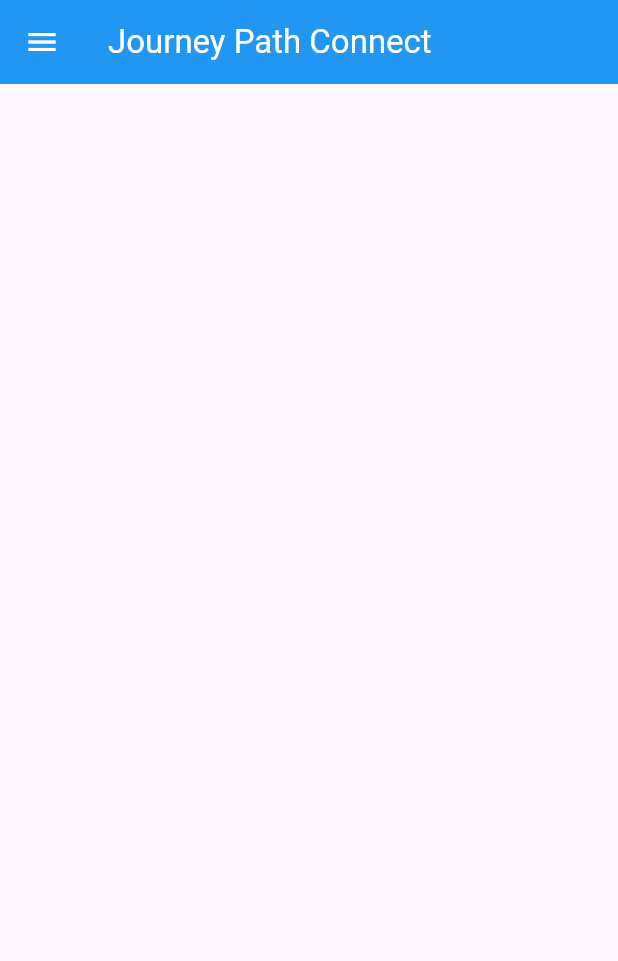
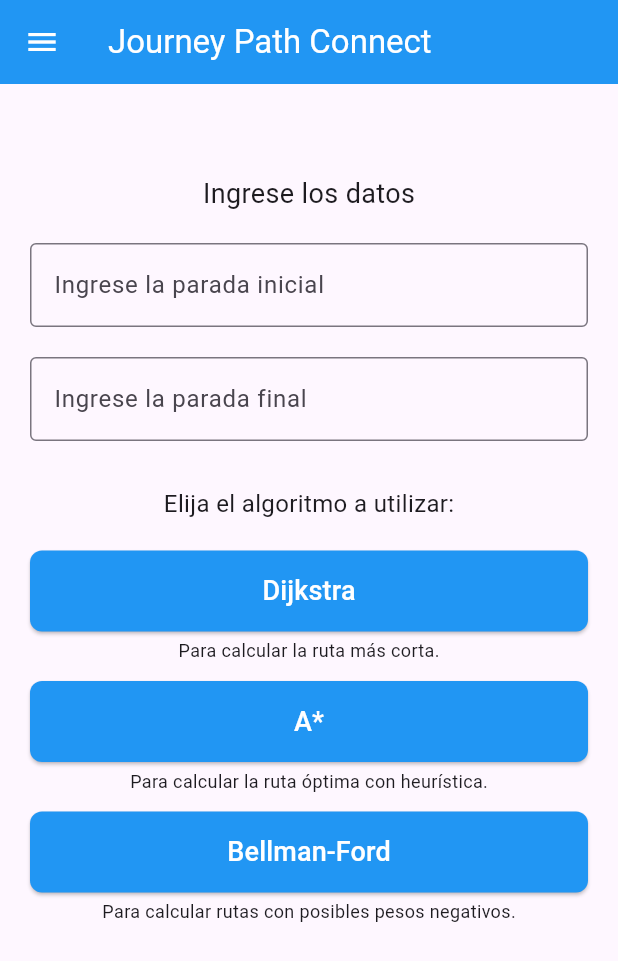
Before and after one commit to Journey-Path-Explorer-CA/frontend, a Flutter app: the Home screen opened by its route, on a phone screen of 412 x 824 dp. Shown: the top 961 px of the screen. Run offline on Flutter 3.47's test engine with Material 3 defaults, Android fonts, the phone set to English and light mode, and no system bars; our stand-ins replace flutter_map, latlong2; network calls fail.

Commit message:
feat: Dijkstra screen

```diff
--- a/lib/views/Home.dart
+++ b/lib/views/Home.dart
@@ -1,7 +1,24 @@
 import 'package:flutter/material.dart';
+import 'package:frontend/views/viewmodels/dijkstraviewmodel.dart';
+import 'package:provider/provider.dart';
 
-class Home extends StatelessWidget {
+class Home extends StatefulWidget {
   const Home({super.key});
+
+  @override
+  State<Home> createState() => _HomeState();
+}
+
+class _HomeState extends State<Home> {
+  final TextEditingController startController = TextEditingController();
+  final TextEditingController endController = TextEditingController();
+
+  @override
+  void dispose() {
+    startController.dispose();
+    endController.dispose();
+    super.dispose();
+  }
 
   @override
   Widget build(BuildContext context) {
@@ -11,50 +28,136 @@ class Home extends StatelessWidget {
         backgroundColor: Colors.blue,
         foregroundColor: Colors.white,
       ),
-
       drawer: Drawer(
         child: Column(
-
-          mainAxisAlignment: MainAxisAlignment.start,
           crossAxisAlignment: CrossAxisAlignment.start,
           children: [
-            SizedBox(height: 20),
-            Padding(
-              padding: const EdgeInsets.only(left: 16.0),
+            const SizedBox(height: 20),
+            const Padding(
+              padding: EdgeInsets.only(left: 16.0),
               child: Text('Menu', style: TextStyle(fontSize: 35, fontWeight: FontWeight.bold)),
             ),
-            SizedBox(height: 20),
+            const SizedBox(height: 20),
             MaterialButton(
               onPressed: () {},
-                child: Row(
-                  children: [
-                    Icon(Icons.home, size: 28),
-                    SizedBox(width: 10),
-                    Text('Home', style: TextStyle(fontSize: 25, fontWeight: FontWeight.bold)),
-                  ],
-                )
+              child: const Row(
+                children: [
+                  Icon(Icons.home, size: 28),
+                  SizedBox(width: 10),
+                  Text('Home', style: TextStyle(fontSize: 25, fontWeight: FontWeight.bold)),
+                ],
+              ),
             ),
-            SizedBox(height: 650),
-
-            Divider(thickness: 2),
-            SizedBox(height: 20),
+            const Spacer(),
+            const Divider(thickness: 2),
+            const SizedBox(height: 20),
             MaterialButton(
               onPressed: () {
                 Navigator.pushNamed(context, '/login');
               },
-              child: Row(
+              child: const Row(
                 children: [
                   Icon(Icons.logout, size: 28),
                   SizedBox(width: 10),
-                  Text('Cerrar Sesion', style: TextStyle(fontSize: 25, fontWeight: FontWeight.bold)),
+                  Text('Cerrar Sesión', style: TextStyle(fontSize: 25, fontWeight: FontWeight.bold)),
                 ],
               ),
+            ),
+            const SizedBox(height: 20),
+          ],
+        ),
+      ),
+      body: Padding(
+        padding: const EdgeInsets.all(20.0),
+        child: Column(
+          children: [
+            const SizedBox(height: 40),
+            const Text('Ingrese los datos', style: TextStyle(fontSize: 18)),
+            const SizedBox(height: 20),
+            TextField(
+              controller: startController,
+              decoration: const InputDecoration(
+                border: OutlineInputBorder(),
+                hintText: 'Ingrese la parada inicial',
+              ),
+            ),
+            const SizedBox(height: 20),
+            TextField(
+              controller: endController,
+              decoration: const InputDecoration(
+                border: OutlineInputBorder(),
+                hintText: 'Ingrese la parada final',
+              ),
+            ),
+            const SizedBox(height: 30),
+            const Text('Elija el algoritmo a utilizar:', style: TextStyle(fontSize: 16)),
+            const SizedBox(height: 20),
+            AlgorithmButton(
+              label: 'Dijkstra',
+              description: 'Para calcular la ruta más corta.',
+              onPressed: () {
+                final viewModel = Provider.of<DijkstraViewModel>(context, listen: false);
+                viewModel.start = startController.text;
+                viewModel.end = endController.text;
+
+                Navigator.pushNamed(context, '/dijkstra');
+              },
+            ),
+            AlgorithmButton(
+              label: 'A*',
+              description: 'Para calcular la ruta óptima con heurística.',
+              onPressed: () {
+                // lógica para A*
+              },
+            ),
+            AlgorithmButton(
+              label: 'Bellman-Ford',
+              description: 'Para calcular rutas con posibles pesos negativos.',
+              onPressed: () {
+                // lógica para Bellman-Ford
+              },
             ),
           ],
         ),
       ),
     );
-
-
   }
 }
+
+class AlgorithmButton extends StatelessWidget {
+  final String label;
+  final String description;
+  final VoidCallback onPressed;
+
+  const AlgorithmButton({
+    required this.label,
+    required this.description,
+    required this.onPressed,
+    super.key,
+  });
+
+  @override
+  Widget build(BuildContext context) {
+    return Column(
+      children: [
+        SizedBox(
+          width: double.infinity,
+          child: ElevatedButton(
+            style: ElevatedButton.styleFrom(
+              padding: const EdgeInsets.symmetric(vertical: 14),
+              backgroundColor: Colors.blue,
+              shape: RoundedRectangleBorder(
+                borderRadius: BorderRadius.circular(8),
+              ),
+            ),
+            onPressed: onPressed,
+            child: Text(label, style: const TextStyle(fontSize: 18, color: Colors.white)),
+          ),
+        ),
+        const SizedBox(height: 4),
+        Text(description, style: const TextStyle(fontSize: 12)),
+        const SizedBox(height: 12),
+      ],
+    );
+  }
+}
--- /dev/null
+++ b/lib/views/viewmodels/dijkstraviewmodel.dart
@@ -0,0 +1,23 @@
+import 'dart:convert';
+import 'package:flutter/material.dart';
+import 'package:http/http.dart' as http;
+
+class DijkstraViewModel with ChangeNotifier {
+  String start = '';
+  String end = '';
+
+  List<Map<String, dynamic>> stops = [];
+
+  Future<void> fetchRoute() async {
+    final url = Uri.parse(
+        'http://10.0.2.2:8000/dijkstra/stops?start_stop_id=$start&end_stop_id=$end');
+
+    final response = await http.get(url);
+    if (response.statusCode == 200) {
+      stops = List<Map<String, dynamic>>.from(json.decode(response.body));
+      notifyListeners();
+    } else {
+      throw Exception('No se pudo obtener la ruta');
+    }
+  }
+}
--- a/pubspec.yaml
+++ b/pubspec.yaml
@@ -30,6 +30,10 @@ environment:
 dependencies:
   flutter:
     sdk: flutter
+  http: ^1.4.0
+  provider: ^6.1.1
+  flutter_map: ^6.1.0
+  latlong2: ^0.9.0
 
   # The following adds the Cupertino Icons font to your application.
   # Use with the CupertinoIcons class for iOS style icons.
```
Also changed, not shown: lib/main.dart (+10 -2 lines), lib/views/Dijkstra.dart (+142 -0 lines), pubspec.lock.
